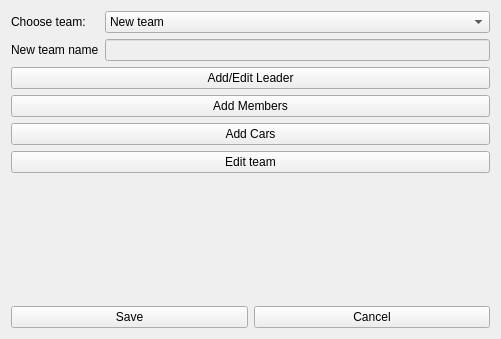
Qt form Software/windowaddteam.ui (martro/RoboDriftSensors) before a commit.
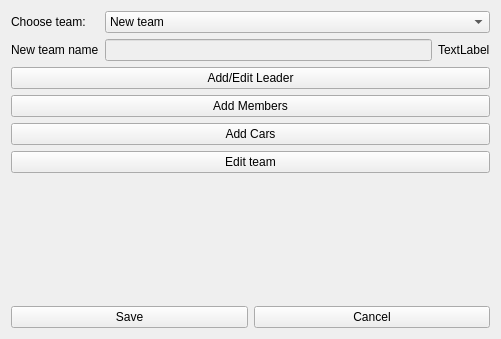
The same form after that commit.

Commit message: team name indicator added

Diff of the .ui file:
```diff
--- a/Software/windowaddteam.ui
+++ b/Software/windowaddteam.ui
@@ -18,6 +18,9 @@
     <layout class="QVBoxLayout" name="verticalLayout">
      <item>
       <layout class="QFormLayout" name="formLayout">
+       <property name="fieldGrowthPolicy">
+        <enum>QFormLayout::AllNonFixedFieldsGrow</enum>
+       </property>
        <item row="0" column="0">
         <widget class="QLabel" name="label">
          <property name="text">
@@ -25,20 +28,6 @@
          </property>
         </widget>
        </item>
-       <item row="1" column="1">
-        <widget class="QLineEdit" name="lineNewTeamName">
-         <property name="enabled">
-          <bool>false</bool>
-         </property>
-        </widget>
-       </item>
-       <item row="1" column="0">
-        <widget class="QLabel" name="label_2">
-         <property name="text">
-          <string>New team name</string>
-         </property>
-        </widget>
-       </item>
        <item row="0" column="1">
         <widget class="QComboBox" name="comboBox">
          <property name="enabled">
@@ -54,6 +43,31 @@
          </item>
         </widget>
        </item>
+       <item row="1" column="0">
+        <widget class="QLabel" name="label_2">
+         <property name="text">
+          <string>New team name</string>
+         </property>
+        </widget>
+       </item>
+       <item row="1" column="1">
+        <layout class="QHBoxLayout" name="NewTeamNameLayout">
+         <item>
+          <widget class="QLineEdit" name="lineNewTeamName">
+           <property name="enabled">
+            <bool>false</bool>
+           </property>
+          </widget>
+         </item>
+         <item>
+          <widget class="QLabel" name="label_3">
+           <property name="text">
+            <string>TextLabel</string>
+           </property>
+          </widget>
+         </item>
+        </layout>
+       </item>
       </layout>
      </item>
      <item>
```
The commit also changes 23 other files.
